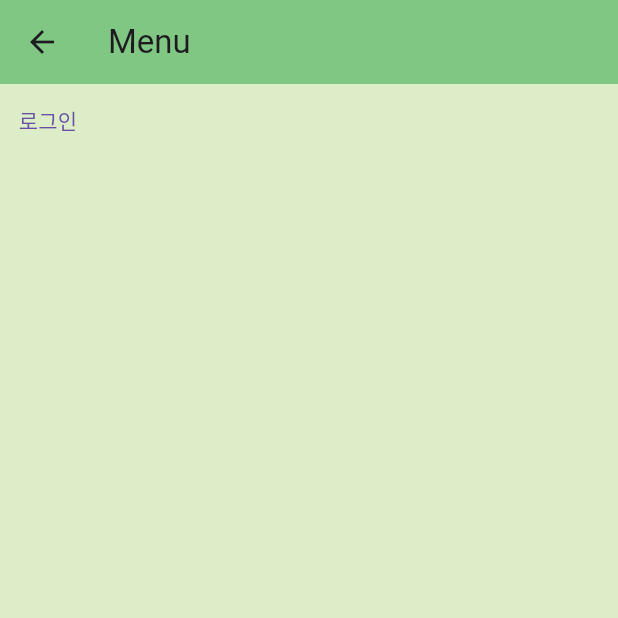
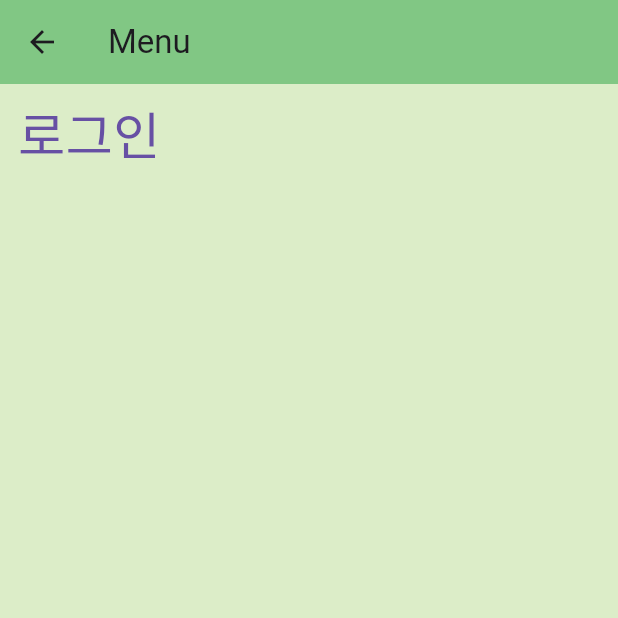
Before and after one commit to woojin20212321/Flutter_Project, a Flutter app: the MenuScreen screen opened directly, on a phone screen of 412 x 824 dp, the top half of it. Run offline on Flutter 3.47's test engine with Material 3 defaults, Android fonts, the light colour scheme and no system bars; our stand-ins replace audioplayers, flutter_screenutil, shared_preferences; accounts and stored records are empty.

Commit message:
로그인 페이지

```diff
--- a/pomo/lib/screens/Timer_screen.dart
+++ b/pomo/lib/screens/Timer_screen.dart
@@ -101,7 +101,7 @@ class _TimerScreenState extends State<TimerScreen> {
                     flex: 5,
                     fit: FlexFit.tight,
                     child: Container(
-                      width: MediaQuery.of(context).size.width * 1,
+                      width: 400.w,
                       decoration: BoxDecoration(
                           color: Colors.white,
                           borderRadius: BorderRadius.circular(15)),
@@ -127,7 +127,7 @@ class _TimerScreenState extends State<TimerScreen> {
                     flex: 5,
                     fit: FlexFit.tight,
                     child: Container(
-                      width: MediaQuery.of(context).size.width * 1,
+                      width: 400.w,
                       decoration: BoxDecoration(
                           color: Colors.white,
                           borderRadius: BorderRadius.circular(15)),
--- a/pomo/lib/screens/menu_screen.dart
+++ b/pomo/lib/screens/menu_screen.dart
@@ -1,15 +1,29 @@
 import 'package:flutter/material.dart';
 import 'package:pomo/screens/login_screen.dart';
+import 'package:flutter_screenutil/flutter_screenutil.dart';
 
-class MenuScreen extends StatelessWidget {
+class MenuScreen extends StatefulWidget {
   const MenuScreen({super.key});
 
+  @override
+  State<MenuScreen> createState() => _MenuScreenState();
+}
+
+class _MenuScreenState extends State<MenuScreen> {
   void tapReturn() {}
 
-  void openLogin() {}
+  void openLogin() {
+    Navigator.push(
+        context, MaterialPageRoute(builder: (context) => LoginScreen()));
+  }
 
   @override
   Widget build(BuildContext context) {
+    return ScreenUtilInit(
+        designSize: const Size(360, 800),
+        minTextAdapt: true,
+        splitScreenMode: true,
+        builder: (context, child) {
           return Scaffold(
             backgroundColor: Colors.lightGreen[100],
             appBar: AppBar(
@@ -22,10 +36,17 @@ class MenuScreen extends StatelessWidget {
               children: [
                 TextButton(
                   onPressed: openLogin,
-            child: Text('로그인'),
+                  child: Text(
+                    '로그인',
+                    style: TextStyle(
+                      fontSize: 30.w,
+                      fontWeight: FontWeight.w500,
+                    ),
+                  ),
                 ),
               ],
             ),
           );
+        });
   }
 }
```
Also changed, not shown: pomo/lib/screens/Login_screen.dart (+49 -1 lines). Lines whose indentation alone changed are shown as unchanged.
